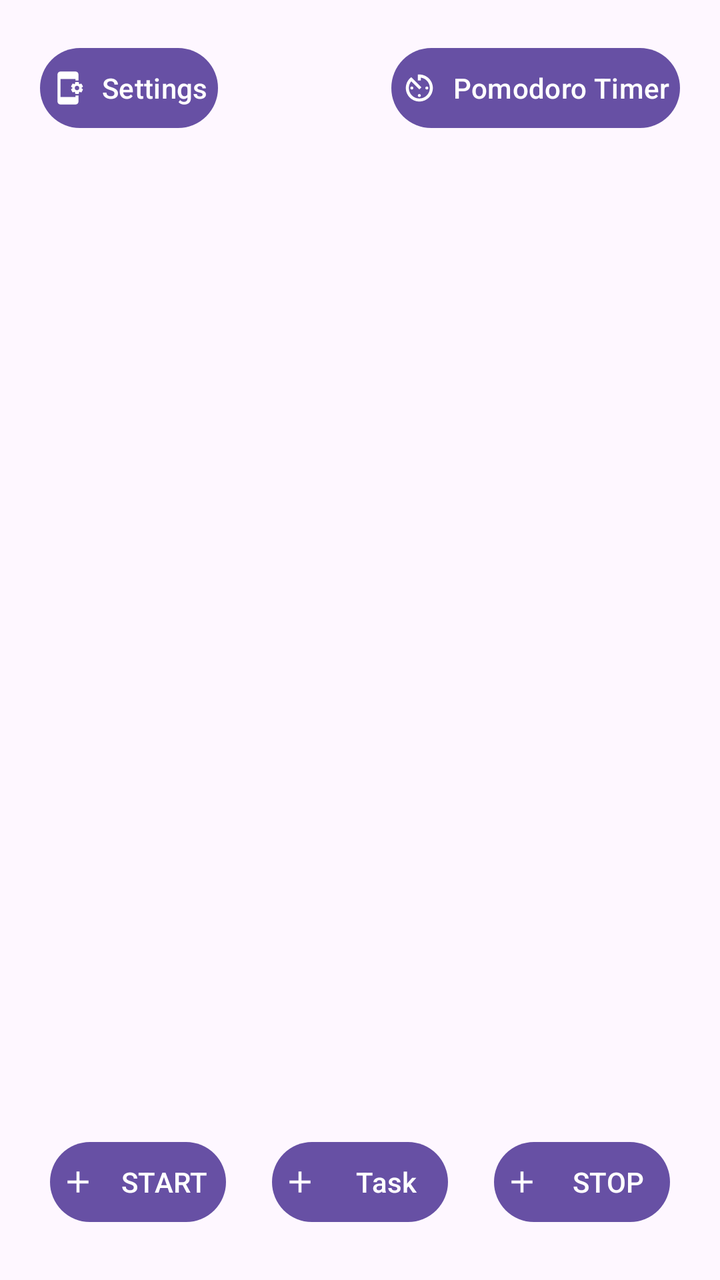
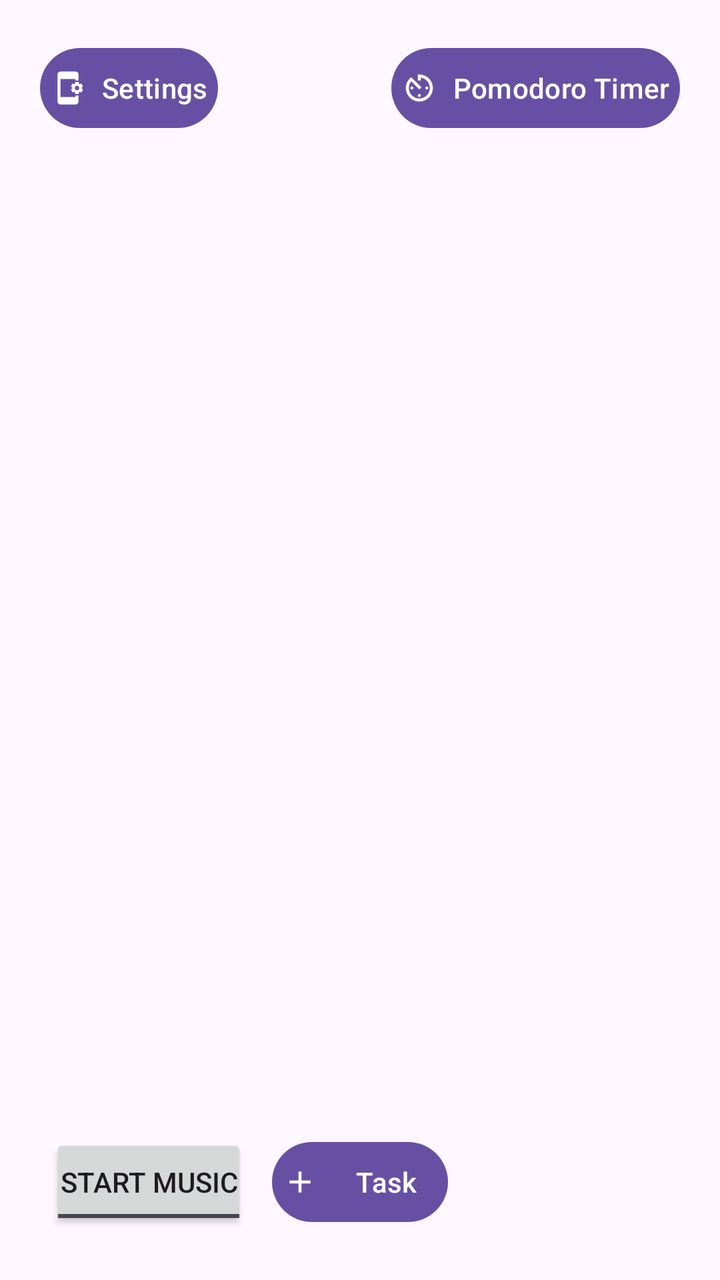

Before-and-after screenshots of an Android layout around one commit, followed by the original layout XML and the change that was made.
<!-- AndroidManifest.xml: application theme Theme.TaskManager_project_MDAD -->
<!-- res/layout/activity_main.xml -->
<?xml version="1.0" encoding="utf-8"?>
<RelativeLayout
    xmlns:android="http://schemas.android.com/apk/res/android"
    xmlns:app="http://schemas.android.com/apk/res-auto"
    xmlns:tools="http://schemas.android.com/tools"
    android:id="@+id/main"
    android:layout_width="match_parent"
    android:layout_height="match_parent"
    tools:context=".MainActivity">

    <Button
        android:id="@+id/settings_button"
        android:layout_height="wrap_content"
        android:layout_width="wrap_content"
        android:text="Settings"
        android:padding="5dp"
        android:layout_margin="20dp"
        android:layout_alignParentStart="true"
        android:layout_alignParentTop="true"
        app:icon="@drawable/baseline_app_settings_alt_24"
        />

    <Button
        android:id="@+id/pomodoro_button"
        android:layout_height="wrap_content"
        android:layout_width="wrap_content"
        android:text="Pomodoro Timer"
        android:padding="5dp"
        android:layout_margin="20dp"
        android:layout_alignParentTop="true"
        android:layout_alignParentEnd="true"
        app:icon="@drawable/baseline_av_timer_24"
        />





























    <androidx.recyclerview.widget.RecyclerView
        android:layout_width="match_parent"
        android:layout_height="match_parent"
        android:layout_marginTop="100dp"
        android:id="@+id/todoListRecyclerView">


    </androidx.recyclerview.widget.RecyclerView>

    <Button
        android:id="@+id/new_task_button"
        android:layout_height="wrap_content"
        android:layout_width="wrap_content"
        android:text="Task"
        android:layout_alignParentBottom="true"
        android:layout_centerHorizontal="true"
        android:padding="5dp"
        android:layout_margin="25dp"
        app:icon="@drawable/baseline_add_24"
        />

    <Button
        android:id="@+id/start_music_button"
        android:layout_height="wrap_content"
        android:layout_width="wrap_content"
        android:text="START"
        android:layout_alignParentBottom="true"
        android:padding="5dp"
        android:layout_margin="25dp"
        app:icon="@drawable/baseline_add_24"
        />

    <Button
        android:id="@+id/stop_music_button"
        android:layout_height="wrap_content"
        android:layout_width="wrap_content"
        android:text="STOP"
        android:layout_alignParentBottom="true"
        android:layout_alignParentRight="true"
        android:padding="5dp"
        android:layout_margin="25dp"
        app:icon="@drawable/baseline_add_24"
        />


</RelativeLayout>
<!-- resources referenced by this layout -->
<resources>
  <!-- drawable baseline_add_24 (drawable) -->
  <vector xmlns:android="http://schemas.android.com/apk/res/android" android:height="24dp" android:tint="#000000" android:viewportHeight="24" android:viewportWidth="24" android:width="24dp">
        
      <path android:fillColor="@android:color/white" android:pathData="M19,13h-6v6h-2v-6H5v-2h6V5h2v6h6v2z"/>
      
  </vector>
  <!-- drawable baseline_app_settings_alt_24 (drawable) -->
  <vector xmlns:android="http://schemas.android.com/apk/res/android" android:height="24dp" android:tint="#000000" android:viewportHeight="24" android:viewportWidth="24" android:width="24dp">
        
      <path android:fillColor="@android:color/white" android:pathData="M21.81,12.74l-0.82,-0.63v-0.22l0.8,-0.63c0.16,-0.12 0.2,-0.34 0.1,-0.51l-0.85,-1.48c-0.07,-0.13 -0.21,-0.2 -0.35,-0.2 -0.05,0 -0.1,0.01 -0.15,0.03l-0.95,0.38c-0.08,-0.05 -0.11,-0.07 -0.19,-0.11l-0.15,-1.01c-0.03,-0.21 -0.2,-0.36 -0.4,-0.36h-1.71c-0.2,0 -0.37,0.15 -0.4,0.34l-0.14,1.01c-0.03,0.02 -0.07,0.03 -0.1,0.05l-0.09,0.06 -0.95,-0.38c-0.05,-0.02 -0.1,-0.03 -0.15,-0.03 -0.14,0 -0.27,0.07 -0.35,0.2l-0.85,1.48c-0.1,0.17 -0.06,0.39 0.1,0.51l0.8,0.63v0.23l-0.8,0.63c-0.16,0.12 -0.2,0.34 -0.1,0.51l0.85,1.48c0.07,0.13 0.21,0.2 0.35,0.2 0.05,0 0.1,-0.01 0.15,-0.03l0.95,-0.37c0.08,0.05 0.12,0.07 0.2,0.11l0.15,1.01c0.03,0.2 0.2,0.34 0.4,0.34h1.71c0.2,0 0.37,-0.15 0.4,-0.34l0.15,-1.01c0.03,-0.02 0.07,-0.03 0.1,-0.05l0.09,-0.06 0.95,0.38c0.05,0.02 0.1,0.03 0.15,0.03 0.14,0 0.27,-0.07 0.35,-0.2l0.85,-1.48c0.1,-0.17 0.06,-0.39 -0.1,-0.51zM18,13.5c-0.83,0 -1.5,-0.67 -1.5,-1.5s0.67,-1.5 1.5,-1.5 1.5,0.67 1.5,1.5 -0.67,1.5 -1.5,1.5zM17,17h2v4c0,1.1 -0.9,2 -2,2H7c-1.1,0 -2,-0.9 -2,-2V3c0,-1.1 0.9,-2 2,-2h10c1.1,0 2,0.9 2,2v4h-2V6H7v12h10v-1z"/>
      
  </vector>
  <!-- drawable baseline_av_timer_24 (drawable) -->
  <vector xmlns:android="http://schemas.android.com/apk/res/android" android:height="24dp" android:tint="#000000" android:viewportHeight="24" android:viewportWidth="24" android:width="24dp">
        
      <path android:fillColor="@android:color/white" android:pathData="M11,17c0,0.55 0.45,1 1,1s1,-0.45 1,-1 -0.45,-1 -1,-1 -1,0.45 -1,1zM11,3v4h2L13,5.08c3.39,0.49 6,3.39 6,6.92 0,3.87 -3.13,7 -7,7s-7,-3.13 -7,-7c0,-1.68 0.59,-3.22 1.58,-4.42L12,13l1.41,-1.41 -6.8,-6.8v0.02C4.42,6.45 3,9.05 3,12c0,4.97 4.02,9 9,9 4.97,0 9,-4.03 9,-9s-4.03,-9 -9,-9h-1zM18,12c0,-0.55 -0.45,-1 -1,-1s-1,0.45 -1,1 0.45,1 1,1 1,-0.45 1,-1zM6,12c0,0.55 0.45,1 1,1s1,-0.45 1,-1 -0.45,-1 -1,-1 -1,0.45 -1,1z"/>
      
  </vector>
  <style name="Theme.TaskManager_project_MDAD" parent="Base.Theme.TaskManager_project_MDAD" />
  <style name="Base.Theme.TaskManager_project_MDAD" parent="Theme.Material3.DayNight.NoActionBar">
          
          
      </style>
</resources>

<!-- the commit's change to res/layout/activity_main.xml (unified diff, before → after) -->
@@ -19,6 +19,8 @@
         android:layout_alignParentTop="true"
         app:icon="@drawable/baseline_app_settings_alt_24"
         />
+
+
 
     <Button
         android:id="@+id/pomodoro_button"
@@ -81,27 +83,18 @@
         app:icon="@drawable/baseline_add_24"
         />
 
-    <Button
-        android:id="@+id/start_music_button"
+
+
+    <ToggleButton
+        android:layout_width="wrap_content"
         android:layout_height="wrap_content"
-        android:layout_width="wrap_content"
-        android:text="START"
         android:layout_alignParentBottom="true"
+        android:id="@+id/toggle_music"
+        android:textOff="Start Music"
+        android:textOn="Stop Music"
+        android:checked="false"
+        android:layout_margin="25dp"
         android:padding="5dp"
-        android:layout_margin="25dp"
-        app:icon="@drawable/baseline_add_24"
-        />
-
-    <Button
-        android:id="@+id/stop_music_button"
-        android:layout_height="wrap_content"
-        android:layout_width="wrap_content"
-        android:text="STOP"
-        android:layout_alignParentBottom="true"
-        android:layout_alignParentRight="true"
-        android:padding="5dp"
-        android:layout_margin="25dp"
-        app:icon="@drawable/baseline_add_24"
         />
 
 
